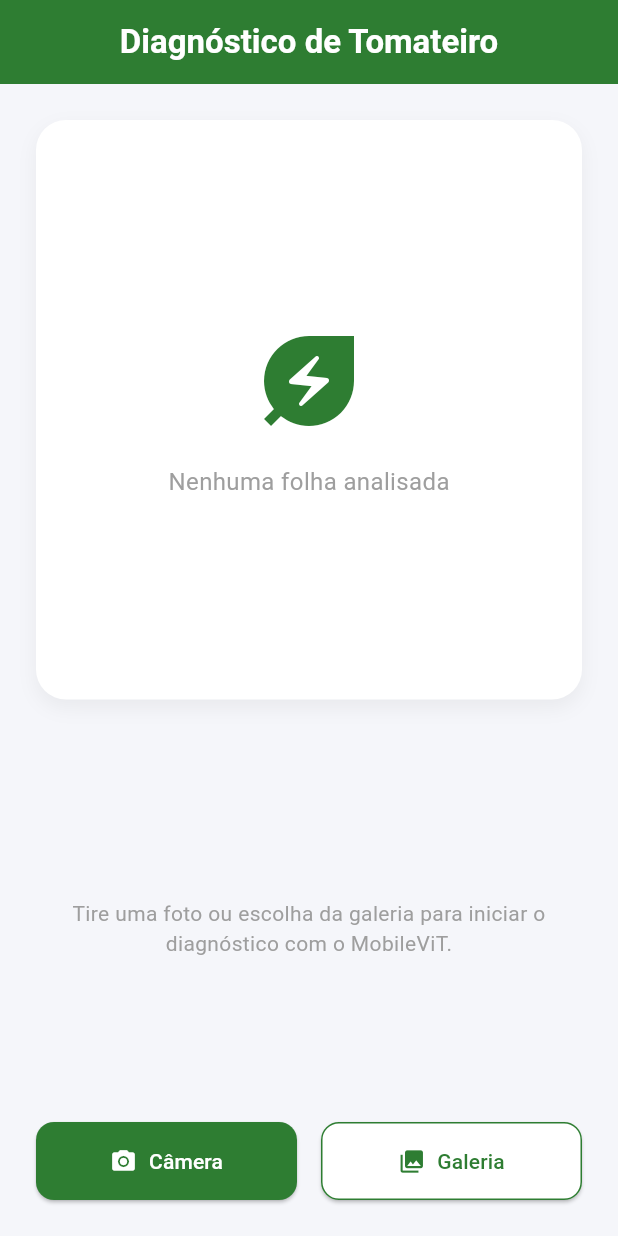
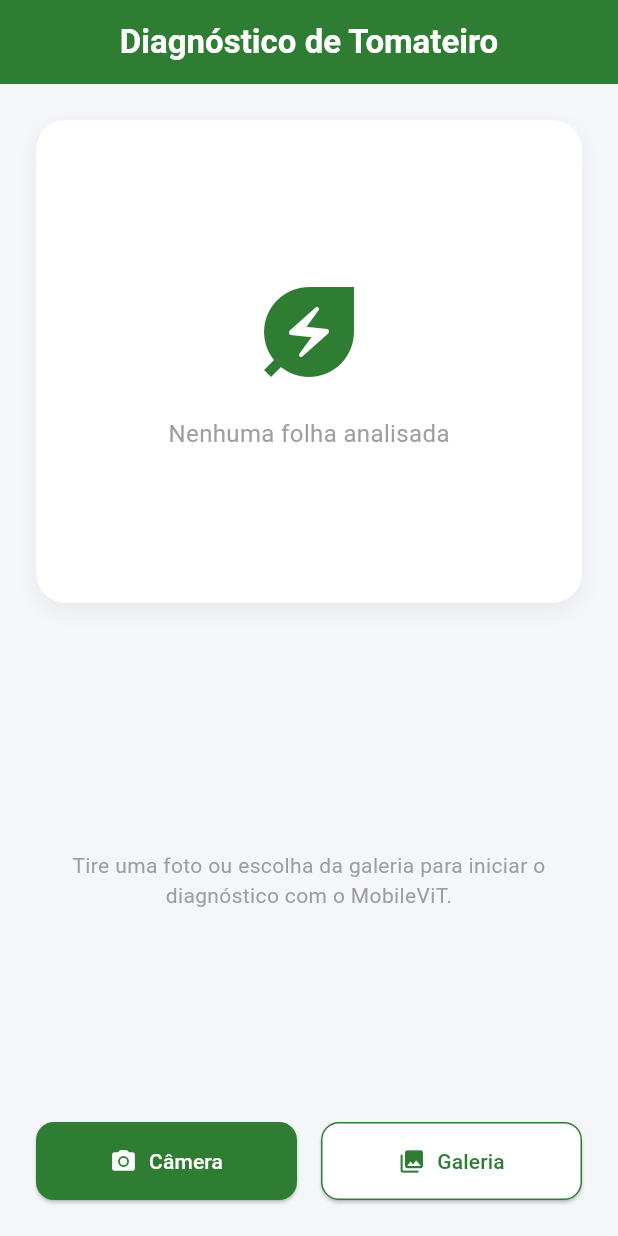
Before and after one commit to lucasvitorrt/tomato_vit, a Flutter app: the screen it shows after launch, on a phone screen of 412 x 824 dp. Run offline on Flutter 3.47's test engine with Material 3 defaults, Android fonts, the phone set to English and light mode, and no system bars; our stand-ins replace image_picker; missing offline and left inert: tflite_flutter.

Commit message:
stable 1.2

```diff
--- /dev/null
+++ b/devtools_options.yaml
@@ -0,0 +1,3 @@
+description: This file stores settings for Dart & Flutter DevTools.
+documentation: https://docs.flutter.dev/tools/devtools/extensions#configure-extension-enablement-states
+extensions:
--- a/lib/domain/entities/classification_result.dart
+++ b/lib/domain/entities/classification_result.dart
@@ -2,10 +2,12 @@ class ClassificationResult {
   final String className;
   final String translatedName;
   final double confidence; // De 0.0 a 1.0
+  final int inferenceTime;
 
   ClassificationResult({
     required this.className,
     required this.translatedName,
     required this.confidence,
+    required this.inferenceTime,
   });
 }
--- a/lib/presentation/screens/home_screen.dart
+++ b/lib/presentation/screens/home_screen.dart
@@ -4,6 +4,7 @@ import 'package:provider/provider.dart';
 import 'package:image_picker/image_picker.dart';
 import '../../core/constants/app_theme.dart';
 import '../viewmodels/inference_viewmodel.dart';
+import 'package:flutter/foundation.dart';
 
 class HomeScreen extends StatelessWidget {
   const HomeScreen({super.key});
@@ -56,7 +57,7 @@ class HomeScreen extends StatelessWidget {
             children: [
               // Área Principal (Exibição da Imagem ou Placeholder)
               Expanded(
-                flex: 3,
+                flex: 2,
                 child: Container(
                   decoration: BoxDecoration(
                     color: Colors.white,
@@ -173,7 +174,8 @@ class HomeScreen extends StatelessWidget {
         final bool isHealthy = viewModel.predictedClass!.toLowerCase().contains(
           'healthy',
         );
-        final bool isUnrecognized = viewModel.predictedClass == 'Não Reconhecido';
+        final bool isUnrecognized =
+            viewModel.predictedClass == 'Não Reconhecido';
 
         Color color;
         IconData resultIcon;
@@ -266,6 +268,30 @@ class HomeScreen extends StatelessWidget {
                 ),
               ),
 
+              // NOVO: Exibição da Latência apenas para Coleta de Dados (Artigo)
+              if (kDebugMode && viewModel.inferenceTime != null)
+                Padding(
+                  padding: const EdgeInsets.only(top: 16.0),
+                  child: Container(
+                    padding: const EdgeInsets.symmetric(
+                      horizontal: 12,
+                      vertical: 6,
+                    ),
+                    decoration: BoxDecoration(
+                      color: Colors.blue.withOpacity(0.1),
+                      borderRadius: BorderRadius.circular(8),
+                      border: Border.all(color: Colors.blue.withOpacity(0.3)),
+                    ),
+                    child: Text(
+                      'Latência de Inferência: ${viewModel.inferenceTime} ms',
+                      style: const TextStyle(
+                        color: Colors.blue,
+                        fontWeight: FontWeight.bold,
+                      ),
+                    ),
+                  ),
+                ),
+
               const SizedBox(height: 16),
               TextButton.icon(
                 onPressed: () => context.read<InferenceViewModel>().reset(),
--- a/lib/presentation/viewmodels/inference_viewmodel.dart
+++ b/lib/presentation/viewmodels/inference_viewmodel.dart
@@ -13,6 +13,8 @@ class InferenceViewModel extends ChangeNotifier {
   String? _translatedClass;
   double? _confidence;
   String? _errorMessage;
+  int? _inferenceTime;
+  int? get inferenceTime => _inferenceTime;
 
   // Construtor que recebe o serviço injetado
   InferenceViewModel(this._tfliteService) {
@@ -51,6 +53,7 @@ class InferenceViewModel extends ChangeNotifier {
       _predictedClass = result.className;
       _translatedClass = result.translatedName;
       _confidence = result.confidence;
+      _inferenceTime = result.inferenceTime;
       _state = ViewState.success;
     } catch (e) {
       _errorMessage = "Erro ao processar imagem: $e";
@@ -65,6 +68,7 @@ class InferenceViewModel extends ChangeNotifier {
     _imagePath = null;
     _predictedClass = null;
     _confidence = null;
+    _inferenceTime = null;
     _errorMessage = null;
     notifyListeners();
   }
```
Also changed, not shown: lib/data/services/tflite_service.dart (+8 -0 lines), 1 other file.
